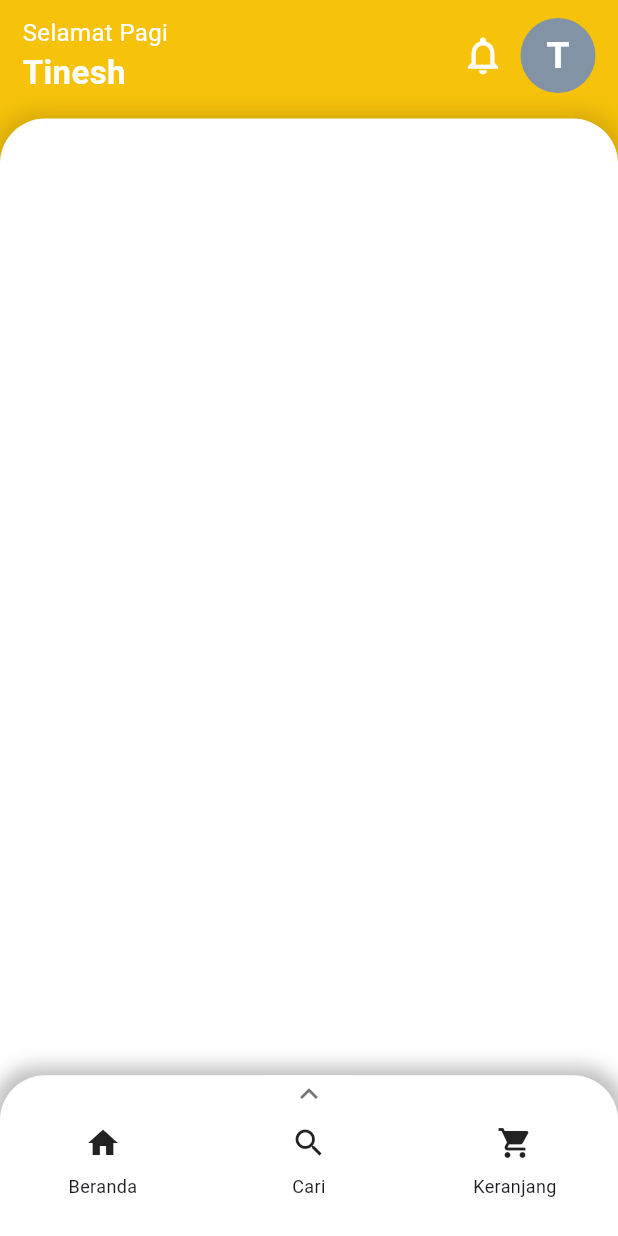
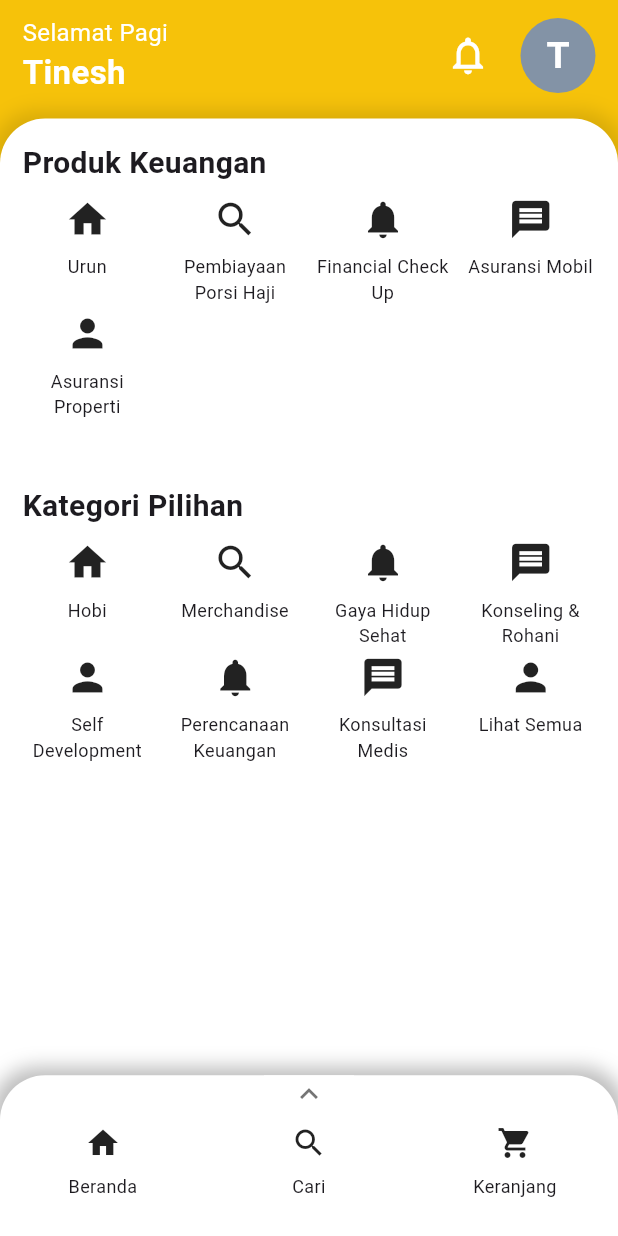
Before and after one commit to Tinesh14/Technical-Test-Fast8, a Flutter app: the screen it shows after launch, on a phone screen of 412 x 824 dp. Run offline on Flutter 3.47's test engine with Material 3 defaults, Android fonts, the phone set to English and light mode, and no system bars.

Commit message:
item in home page and page profile

```diff
--- a/lib/bottom_nav_bar_swipe.dart
+++ b/lib/bottom_nav_bar_swipe.dart
@@ -1,12 +1,12 @@
 import 'package:flutter/material.dart';
-import 'package:payuung_pribadi/cart_page.dart';
-import 'package:payuung_pribadi/list_friend_page.dart';
-import 'package:payuung_pribadi/list_transaction_page.dart';
-import 'package:payuung_pribadi/my_voucher_page.dart';
-import 'package:payuung_pribadi/shipping_addres_page.dart';
+import 'package:payuung_pribadi/pages/cart_page.dart';
+import 'package:payuung_pribadi/pages/list_friend_page.dart';
+import 'package:payuung_pribadi/pages/list_transaction_page.dart';
+import 'package:payuung_pribadi/pages/my_voucher_page.dart';
+import 'package:payuung_pribadi/pages/shipping_addres_page.dart';
 
-import 'home_page.dart';
-import 'search_page.dart';
+import 'home/home_page.dart';
+import 'pages/search_page.dart';
 
 class BottomNavBarWithScrollableGridMenu extends StatefulWidget {
   const BottomNavBarWithScrollableGridMenu({super.key});
@@ -79,6 +79,15 @@ class _BottomNavBarWithScrollableGridMenuState
 
   @override
   Widget build(BuildContext context) {
+    // FlutterView view = WidgetsBinding.instance.platformDispatcher.views.first;
+    // Dimensions in physical pixels (px)
+    // Size size = view.physicalSize;
+    // double width = size.width;
+    // double height = size.height;
+    // // Dimensions in logical pixels (dp)
+    // Size size = view.physicalSize / view.devicePixelRatio;
+    // double width = size.width;
+    // double height = size.height;
     return Scaffold(
       body: Stack(
         children: [
@@ -108,12 +117,16 @@ class _BottomNavBarWithScrollableGridMenuState
                           ),
                         ],
                       ),
-                      child: GridView.builder(
+                      child: LayoutBuilder(builder: (context, constraints) {
+                        int columns = (constraints.maxWidth / 150).floor();
+                        columns =
+                            columns < 3 ? 3 : columns; // Minimum 2 columns
+                        return GridView.builder(
                           padding: const EdgeInsets.only(top: 12),
                           controller: scrollController,
                           gridDelegate:
-                            const SliverGridDelegateWithFixedCrossAxisCount(
-                          crossAxisCount: 3, // Number of columns in the grid
+                              SliverGridDelegateWithFixedCrossAxisCount(
+                            crossAxisCount: columns,
                             childAspectRatio: 1.5, // Ratio of width to height
                             mainAxisSpacing: 20,
                           ),
@@ -143,7 +156,8 @@ class _BottomNavBarWithScrollableGridMenuState
                               ),
                             );
                           },
-                      ),
+                        );
+                      }),
                     ),
                     Positioned.fill(
                       top: 0,
--- /dev/null
+++ b/lib/home/home_page.dart
@@ -0,0 +1,192 @@
+import 'dart:ui';
+
+import 'package:flutter/material.dart';
+import 'package:payuung_pribadi/profile/profile_page.dart';
+
+import '../widget/responsive_grid_view.dart';
+
+class HomePage extends StatefulWidget {
+  const HomePage({super.key});
+
+  @override
+  State<HomePage> createState() => _HomePageState();
+}
+
+class _HomePageState extends State<HomePage> {
+  @override
+  Widget build(BuildContext context) {
+//     // First get the FlutterView.
+//     FlutterView view = WidgetsBinding.instance.platformDispatcher.views.first;
+
+// // Dimensions in logical pixels (dp)
+//     Size size = view.physicalSize / view.devicePixelRatio;
+//     double width = size.width;
+//     double height = size.height;
+    return Scaffold(
+      backgroundColor: const Color(0xffF6C20A),
+      body: SafeArea(
+        bottom: false,
+        child: Column(
+          children: [
+            const SizedBox(
+              height: 10,
+            ),
+            Padding(
+              padding: const EdgeInsetsDirectional.symmetric(horizontal: 15),
+              child: Row(
+                mainAxisAlignment: MainAxisAlignment.spaceBetween,
+                children: [
+                  const Column(
+                    crossAxisAlignment: CrossAxisAlignment.start,
+                    children: [
+                      Text(
+                        'Selamat Pagi',
+                        style: TextStyle(
+                          color: Colors.white,
+                          fontSize: 16,
+                        ),
+                      ),
+                      Text(
+                        'Tinesh',
+                        style: TextStyle(
+                          color: Colors.white,
+                          fontSize: 22,
+                          fontWeight: FontWeight.bold,
+                        ),
+                      ),
+                    ],
+                  ),
+                  Row(
+                    mainAxisAlignment: MainAxisAlignment.end,
+                    children: [
+                      const Icon(
+                        Icons.notifications_none,
+                        size: 30,
+                        color: Colors.white,
+                      ),
+                      const SizedBox(
+                        width: 20,
+                      ),
+                      InkWell(
+                        onTap: () {
+                          Navigator.push(
+                            context,
+                            MaterialPageRoute(
+                              builder: (context) => const ProfilePage(),
+                            ),
+                          );
+                        },
+                        child: const CircleAvatar(
+                          radius: 25,
+                          backgroundColor: Color(0xff8393A6),
+                          child: Text(
+                            'T',
+                            style: TextStyle(
+                              fontSize: 25,
+                              color: Colors.white,
+                              fontWeight: FontWeight.bold,
+                            ),
+                          ),
+                        ),
+                      )
+                    ],
+                  ),
+                ],
+              ),
+            ),
+            const SizedBox(
+              height: 15,
+            ),
+            Expanded(
+              child: Container(
+                decoration: const BoxDecoration(
+                  color: Colors.white,
+                  borderRadius: BorderRadius.vertical(top: Radius.circular(30)),
+                  boxShadow: [
+                    BoxShadow(
+                      color: Colors.black12,
+                      blurRadius: 10,
+                      spreadRadius: 5,
+                    ),
+                  ],
+                ),
+                child: Column(
+                  crossAxisAlignment: CrossAxisAlignment.start,
+                  children: [
+                    const SizedBox(
+                      height: 15,
+                    ),
+                    const Padding(
+                      padding: EdgeInsetsDirectional.symmetric(horizontal: 15),
+                      child: Text(
+                        "Produk Keuangan",
+                        style: TextStyle(
+                          fontSize: 20,
+                          fontWeight: FontWeight.bold,
+                        ),
+                      ),
+                    ),
+                    Container(
+                      padding:
+                          const EdgeInsetsDirectional.symmetric(horizontal: 5),
+                      height: 200,
+                      child: ResponsiveGridView(
+                        items: [
+                          GridItem(icon: Icons.home, label: 'Urun'),
+                          GridItem(
+                              icon: Icons.search,
+                              label: 'Pembiayaan Porsi Haji'),
+                          GridItem(
+                              icon: Icons.notifications,
+                              label: 'Financial Check Up'),
+                          GridItem(
+                              icon: Icons.message, label: 'Asuransi Mobil'),
+                          GridItem(
+                              icon: Icons.person, label: 'Asuransi Properti'),
+                        ],
+                      ),
+                    ),
+                    const Padding(
+                      padding: EdgeInsetsDirectional.symmetric(horizontal: 15),
+                      child: Text(
+                        "Kategori Pilihan",
+                        style: TextStyle(
+                          fontSize: 20,
+                          fontWeight: FontWeight.bold,
+                        ),
+                      ),
+                    ),
+                    Container(
+                      padding:
+                          const EdgeInsetsDirectional.symmetric(horizontal: 5),
+                      height: 200,
+                      child: ResponsiveGridView(
+                        items: [
+                          GridItem(icon: Icons.home, label: 'Hobi'),
+                          GridItem(icon: Icons.search, label: 'Merchandise'),
+                          GridItem(
+                              icon: Icons.notifications,
+                              label: 'Gaya Hidup Sehat'),
+                          GridItem(
+                              icon: Icons.message, label: 'Konseling & Rohani'),
+                          GridItem(
+                              icon: Icons.person, label: 'Self Development'),
+                          GridItem(
+                              icon: Icons.notifications,
+                              label: 'Perencanaan Keuangan'),
+                          GridItem(
+                              icon: Icons.message, label: 'Konsultasi Medis'),
+                          GridItem(icon: Icons.person, label: 'Lihat Semua'),
+                        ],
+                      ),
+                    ),
+                  ],
+                ),
+              ),
+            )
+          ],
+        ),
+      ),
+    );
+  }
+}
--- a/lib/home_page.dart
+++ /dev/null
@@ -1,98 +0,0 @@
-import 'package:flutter/material.dart';
-
-class HomePage extends StatefulWidget {
-  const HomePage({super.key});
-
-  @override
-  State<HomePage> createState() => _HomePageState();
-}
-
-class _HomePageState extends State<HomePage> {
-  @override
-  Widget build(BuildContext context) {
-    return Scaffold(
-      backgroundColor: const Color(0xffF6C20A),
-      body: SafeArea(
-        bottom: false,
-        child: Column(
-          children: [
-            const SizedBox(
-              height: 10,
-            ),
-            const Padding(
-              padding: EdgeInsetsDirectional.symmetric(horizontal: 15),
-              child: Row(
-                mainAxisAlignment: MainAxisAlignment.spaceBetween,
-                children: [
-                  Column(
-                    crossAxisAlignment: CrossAxisAlignment.start,
-                    children: [
-                      Text(
-                        'Selamat Pagi',
-                        style: TextStyle(
-                          color: Colors.white,
-                          fontSize: 16,
-                        ),
-                      ),
-                      Text(
-                        'Tinesh',
-                        style: TextStyle(
-                          color: Colors.white,
-                          fontSize: 22,
-                          fontWeight: FontWeight.bold,
-                        ),
-                      ),
-                    ],
-                  ),
-                  Row(
-                    mainAxisAlignment: MainAxisAlignment.end,
-                    children: [
-                      Icon(
-                        Icons.notifications_none,
-                        size: 30,
-                        color: Colors.white,
-                      ),
-                      SizedBox(
-                        width: 10,
-                      ),
-                      CircleAvatar(
-                        radius: 25,
-                        backgroundColor: Color(0xff8393A6),
-                        child: Text(
-                          'T',
-                          style: TextStyle(
-                            fontSize: 25,
-                            color: Colors.white,
-                            fontWeight: FontWeight.bold,
-                          ),
-                        ),
-                      )
-                    ],
-                  ),
-                ],
-              ),
-            ),
-            const SizedBox(
-              height: 15,
-            ),
-            Expanded(
-              child: Container(
-                decoration: const BoxDecoration(
-                  color: Colors.white,
-                  borderRadius: BorderRadius.vertical(top: Radius.circular(30)),
-                  boxShadow: [
-                    BoxShadow(
-                      color: Colors.black12,
-                      blurRadius: 10,
-                      spreadRadius: 5,
-                    ),
-                  ],
-                ),
-              ),
-            )
-          ],
-        ),
-      ),
-    );
-  }
-}
--- /dev/null
+++ b/lib/widget/responsive_grid_view.dart
@@ -0,0 +1,64 @@
+// ignore_for_file: must_be_immutable
+
+import 'package:flutter/material.dart';
+
+class ResponsiveGridView extends StatelessWidget {
+  List<GridItem> items;
+
+  ResponsiveGridView({super.key, required this.items});
+
+  @override
+  Widget build(BuildContext context) {
+    return LayoutBuilder(
+      builder: (context, constraints) {
+        // Determine the number of columns based on screen width
+        int columns = (constraints.maxWidth / 150).floor();
+        columns = columns < 4 ? 4 : columns; // Minimum 2 columns
+
+        return GridView.builder(
+          shrinkWrap: true,
+          // physics:
+          //     const NeverScrollableScrollPhysics(), // Prevent GridView from scrolling
+          gridDelegate: SliverGridDelegateWithFixedCrossAxisCount(
+            crossAxisCount: columns,
+            crossAxisSpacing: 8.0, // Horizontal spacing
+            mainAxisSpacing: 1.0, // Vertical spacing
+            childAspectRatio: 1.2, // Aspect ratio of each grid item
+          ),
+          padding: const EdgeInsets.all(8.0),
+          itemCount: items.length,
+          itemBuilder: (context, index) {
+            return Column(
+              mainAxisAlignment: MainAxisAlignment.center,
+              children: [
+                Icon(
+                  items[index].icon,
+                  // color: Colors.white,
+                  size: 30.0,
+                ),
+                const SizedBox(height: 8.0),
+                Expanded(
+                  child: Text(
+                    items[index].label,
+                    style: const TextStyle(
+                      // color: Colors.white,
+                      fontSize: 12.0,
+                    ),
+                    textAlign: TextAlign.center,
+                  ),
+                ),
+              ],
+            );
+          },
+        );
+      },
+    );
+  }
+}
+
+class GridItem {
+  final IconData icon;
+  final String label;
+
+  GridItem({required this.icon, required this.label});
+}
```
Also changed, not shown: lib/profile/profile_page.dart (added, +176 -0 lines), lib/profile/update_profile_page.dart (added, +21 -0 lines), lib/pages/cart_page.dart (renamed from lib/cart_page.dart), lib/pages/list_friend_page.dart (renamed from lib/list_friend_page.dart), lib/pages/list_transaction_page.dart (renamed from lib/list_transaction_page.dart), lib/pages/my_voucher_page.dart (renamed from lib/my_voucher_page.dart), lib/pages/search_page.dart (renamed from lib/search_page.dart), lib/pages/shipping_addres_page.dart (renamed from lib/shipping_addres_page.dart). Lines whose indentation alone changed are shown as unchanged.
